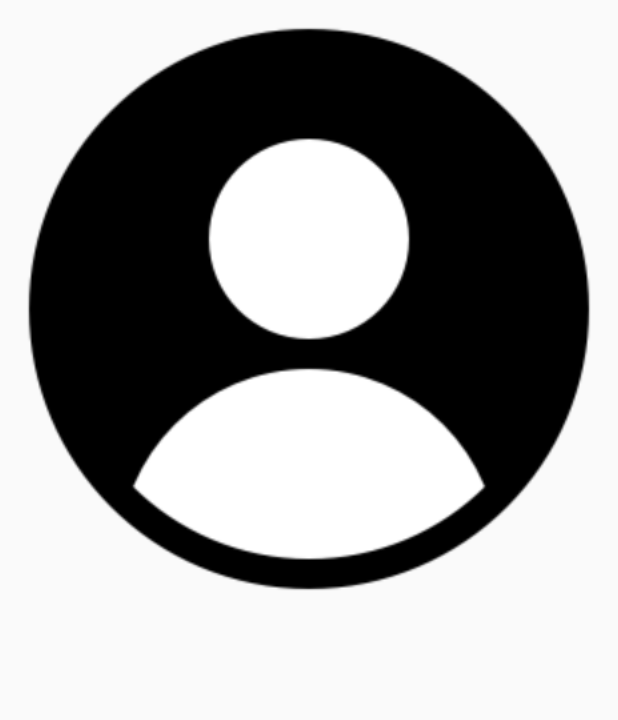
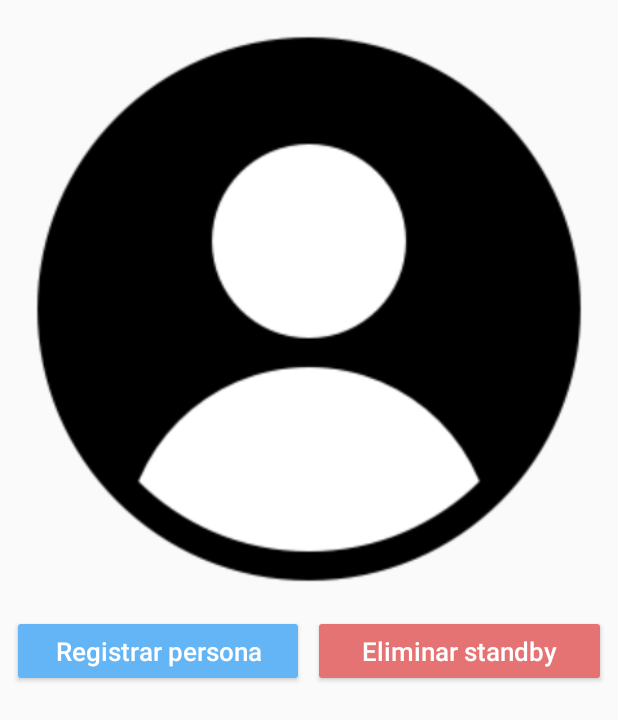
Before and after one commit to IBARTI2019/AppIbartiFace, an Android app: the layout dialog_stand_by.xml on its own in the app's theme, with its tools: preview values and no code run, on a phone screen of 412 x 824 dp. Shown: the top 720 px of the screen. Run offline under Robolectric (Android 15) with nearby library versions, the phone set to English and light mode, and no system bars.

Commit message:
Fix StandByDialod on screen rotation

```diff
--- a/app/src/main/AndroidManifest.xml
+++ b/app/src/main/AndroidManifest.xml
@@ -55,8 +55,6 @@
         <activity
             android:name=".ui.main.MainActivity"
             android:label="@string/app_name"
-            android:screenOrientation="sensorPortrait"
-            tools:ignore="LockedOrientationActivity"
             android:theme="@style/AppTheme.NoActionBar">
             <intent-filter>
                 <action android:name="android.intent.action.MAIN" />
--- a/app/src/main/java/com/oesvica/appibartiFace/data/repository/AppMaestrosRepository.kt
+++ b/app/src/main/java/com/oesvica/appibartiFace/data/repository/AppMaestrosRepository.kt
@@ -160,8 +160,8 @@ class AppMaestrosRepository
     override suspend fun refreshAsistencias(iniDate: CustomDate, endDate: CustomDate): Result<Unit> {
         return mapToResult {
             val asistencias = appIbartiFaceApi.findAsistencias(iniDate.toString(), endDate.toString()).map { asis ->
-                asis.names = asis.names?.trim() ?: "" // the api may return names o surnames as null
-                asis.surnames = asis.surnames?.trim() ?: ""
+                asis.names = asis.names?.trim()?.split(" ")?.get(0) ?: "" // the api may return names o surnames as null
+                asis.surnames = asis.surnames?.trim()?.split(" ")?.get(0) ?: ""
                 asis
             }
             debug("refreshAsistencias($iniDate: String, $endDate: String)=${asistencias.take(2)}")
--- a/app/src/main/java/com/oesvica/appibartiFace/ui/standby/StandByFragment.kt
+++ b/app/src/main/java/com/oesvica/appibartiFace/ui/standby/StandByFragment.kt
@@ -82,8 +82,8 @@ class StandByFragment : DaggerFragment(), DatePickerDialog.OnDateSetListener {
     }
 
     private fun hideOptionsDialog() {
-        standByDialog?.dismiss()
-        standByDialog = null
+        //standByDialog?.dismiss()
+        //standByDialog = null
     }
 
     override fun onCreateView(
--- a/app/src/main/res/layout/dialog_stand_by.xml
+++ b/app/src/main/res/layout/dialog_stand_by.xml
@@ -1,30 +1,49 @@
 <?xml version="1.0" encoding="utf-8"?>
-<androidx.constraintlayout.widget.ConstraintLayout
-    xmlns:android="http://schemas.android.com/apk/res/android"
+<ScrollView xmlns:android="http://schemas.android.com/apk/res/android"
+    xmlns:tools="http://schemas.android.com/tools"
     android:layout_width="match_parent"
     android:layout_height="match_parent"
-    xmlns:tools="http://schemas.android.com/tools"
-    xmlns:app="http://schemas.android.com/apk/res-auto"
-    android:padding="6dp">
+    android:padding="8dp">
 
-    <ImageView
-        android:id="@+id/standByImageView"
+    <LinearLayout
         android:layout_width="match_parent"
         android:layout_height="wrap_content"
-        android:contentDescription="@null"
-        tools:src="@drawable/photo_placeholder"
-        app:layout_constraintTop_toTopOf="parent"
-        app:layout_constraintStart_toStartOf="parent"
-        app:layout_constraintEnd_toEndOf="parent"
-        android:adjustViewBounds="true"/>
+        android:orientation="vertical">
 
-    <ListView
-        android:id="@+id/optionsListView"
-        android:layout_width="match_parent"
-        android:layout_height="wrap_content"
-        android:layout_marginTop="6dp"
-        app:layout_constraintTop_toBottomOf="@id/standByImageView"
-        app:layout_constraintStart_toStartOf="parent"
-        app:layout_constraintEnd_toEndOf="parent"/>
+        <ImageView
+            android:id="@+id/standByImageView"
+            android:layout_width="match_parent"
+            android:layout_height="wrap_content"
+            android:padding="4dp"
+            android:adjustViewBounds="true"
+            android:contentDescription="@null"
+            tools:src="@drawable/photo_placeholder" />
 
-</androidx.constraintlayout.widget.ConstraintLayout>
+        <LinearLayout
+            android:layout_width="match_parent"
+            android:layout_height="wrap_content"
+            android:layout_marginTop="6dp">
+
+            <Button
+                android:id="@+id/addPersonButton"
+                android:layout_width="0dp"
+                android:layout_weight="1"
+                android:layout_height="wrap_content"
+                android:textAllCaps="false"
+                android:theme="@style/AppTheme.Button"
+                android:text="Registrar persona"/>
+
+            <Button
+                android:id="@+id/deleteStandByButton"
+                android:layout_width="0dp"
+                android:layout_weight="1"
+                android:layout_height="wrap_content"
+                android:layout_marginStart="6dp"
+                android:textAllCaps="false"
+                android:theme="@style/AppTheme.Button.Alert"
+                android:text="Eliminar standby"/>
+
+        </LinearLayout>
+
+    </LinearLayout>
+</ScrollView>
--- a/app/src/main/res/values/styles.xml
+++ b/app/src/main/res/values/styles.xml
@@ -11,6 +11,12 @@
   <style name="AppTheme.Button">
     <item name="android:textSize">17sp</item>
     <item name="colorButtonNormal">#64B5F6</item>
+    <item name="android:textColor">#fff</item>
+  </style>
+
+  <style name="AppTheme.Button.Alert">
+    <item name="android:textSize">17sp</item>
+    <item name="colorButtonNormal">#E57373</item>
     <item name="android:textColor">#fff</item>
   </style>
 
```
Also changed, not shown: app/src/main/java/com/oesvica/appibartiFace/utils/dialogs/StandByDialog.kt (+20 -18 lines), app/src/main/res/layout/fragment_asistencia_list.xml (+11 -7 lines), 1 other file.
